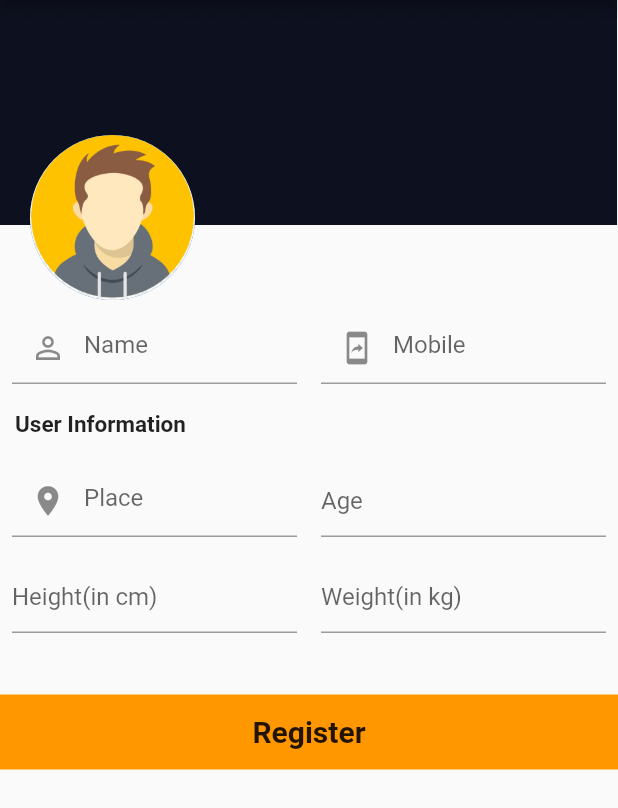
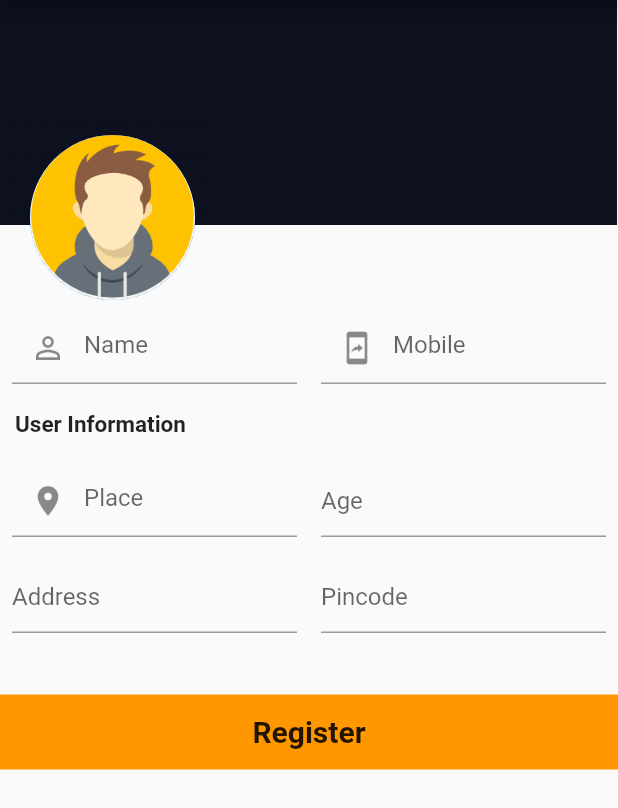
Before and after one commit to Abhijithsp/flutter-image_upload, a Flutter app: the screen it shows after launch, on a phone screen of 412 x 824 dp, the part 84-892 px from its top. Run offline on Flutter 3.47's test engine with Material 2 defaults, Android fonts, the phone set to English and light mode, and no system bars; our stand-ins replace image_picker, progress_dialog.

Commit message:
first commit

```diff
--- a/lib/main.dart
+++ b/lib/main.dart
@@ -176,7 +176,7 @@ class _MyHomePageState extends State<MyHomePage> {
                             WhitelistingTextInputFormatter.digitsOnly
                           ],
                           decoration: InputDecoration(
-                            hintText: 'Height(in cm)',
+                            hintText: 'Address',
                           ),
                         ),
                       ),
@@ -191,7 +191,7 @@ class _MyHomePageState extends State<MyHomePage> {
                             WhitelistingTextInputFormatter.digitsOnly
                           ],
                           decoration: InputDecoration(
-                            hintText: 'Weight(in kg)',
+                            hintText: 'Pincode',
                           ),
                         ),
                       ),
```
Also changed, not shown: 2 other files.
